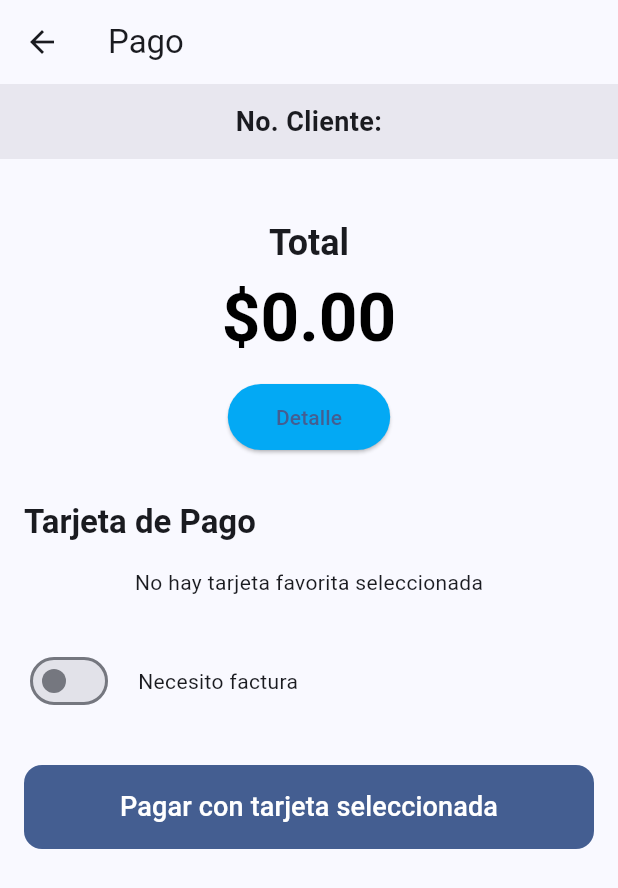
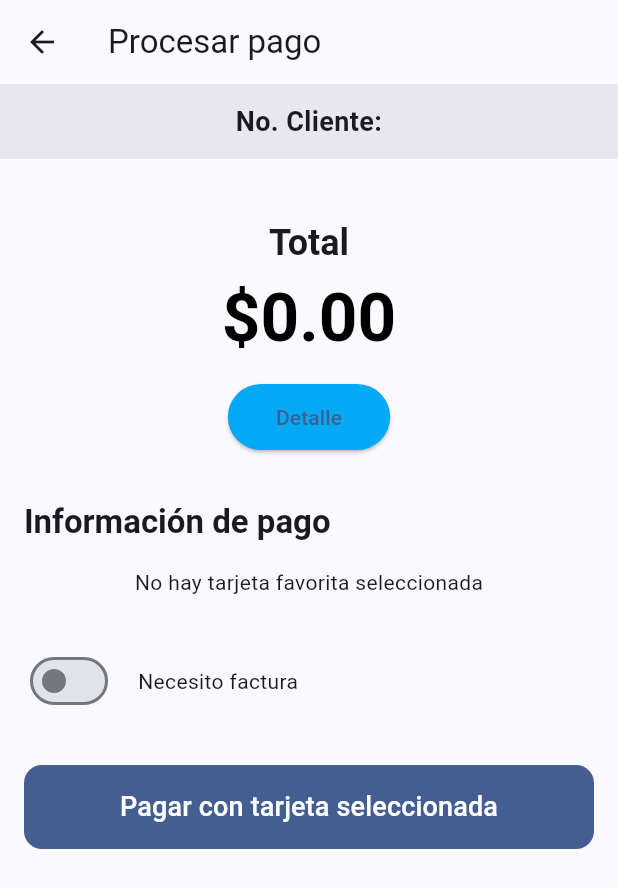
Before and after one commit to MunozFavelaRoberto/kiosko, a Flutter app: the PaymentScreen screen opened by its route, on a phone screen of 412 x 824 dp. Shown: the top 888 px of the screen. Run offline on Flutter 3.47's test engine with Material 3 defaults, Android fonts, the phone set to English and light mode, and no system bars; our stand-ins replace flutter_secure_storage, flutter_svg, local_auth, share_plus, shared_preferences, webview_flutter; missing offline and left inert: flutter_pdfview, local_auth_android; accounts and stored records are empty; network calls fail.

Commit message:
Adjust payment screen text for clarity and consistency

```diff
--- a/lib/screens/payment_screen.dart
+++ b/lib/screens/payment_screen.dart
@@ -642,7 +642,7 @@ class _PaymentScreenState extends State<PaymentScreen> {
               foregroundColor: Colors.white,
             ),
             child: Text(
-              'Cambiar Tarjeta',
+              'Cambiar tarjeta',
               style: TextStyle(
                 color: _isProcessingPayment ? Colors.grey : Colors.white,
               ),
@@ -662,7 +662,7 @@ class _PaymentScreenState extends State<PaymentScreen> {
 
     return Scaffold(
       appBar: AppBar(
-        title: const Text('Pago'),
+        title: const Text('Procesar pago'),
       ),
       body: RefreshIndicator(
         onRefresh: _refreshData,
@@ -717,7 +717,7 @@ class _PaymentScreenState extends State<PaymentScreen> {
                           ),
                           const SizedBox(height: 32),
                           Text(
-                            'Tarjeta de Pago',
+                            'Información de pago',
                             style: theme.textTheme.titleLarge?.copyWith(
                               fontWeight: FontWeight.bold,
                               color: colorScheme.onSurface,
```
